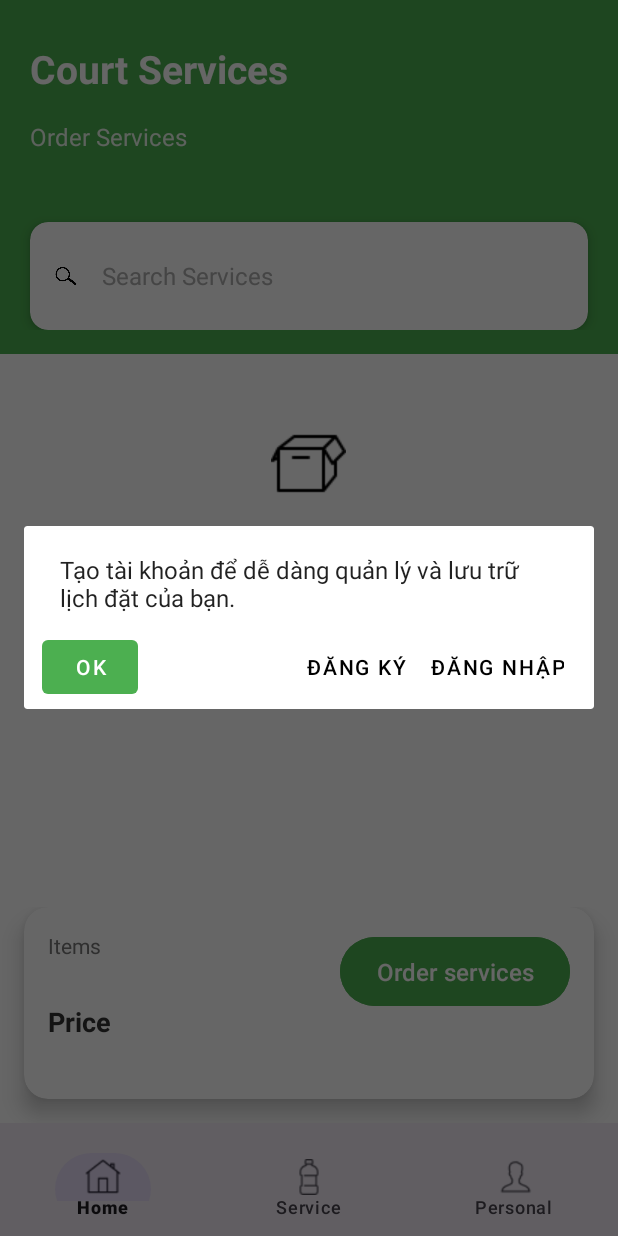
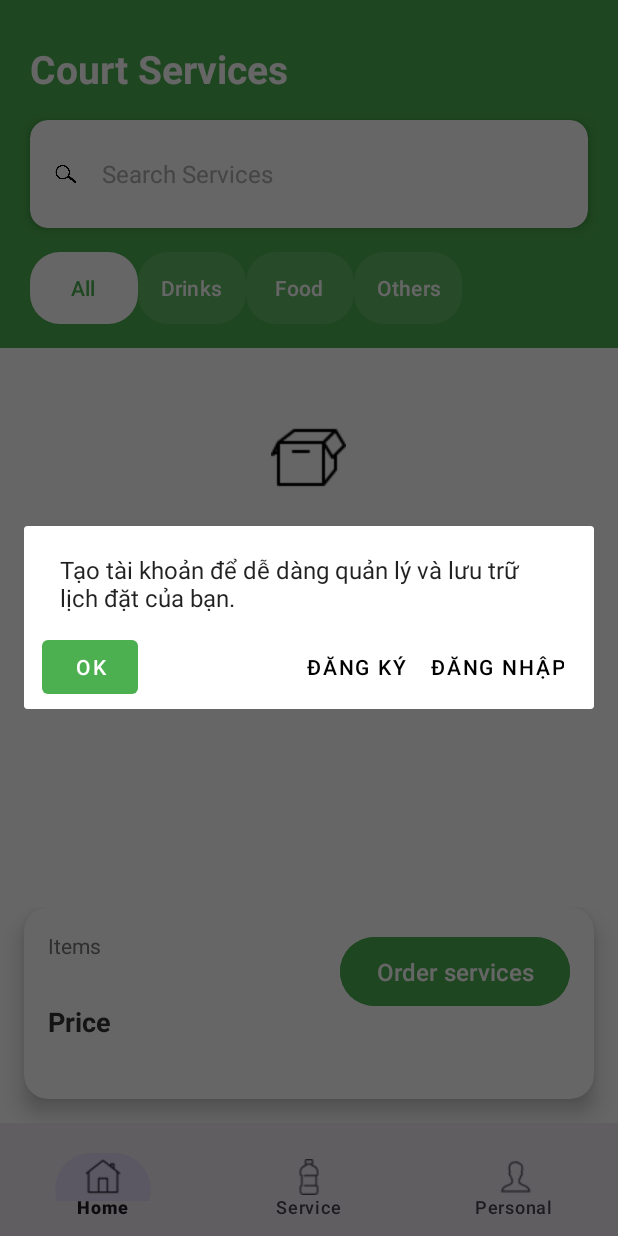
Before and after one commit to LBHai/Pickleball-Court-Management-System, an Android app: the fragment ServiceActivity placed in its activity, on a phone screen of 412 x 824 dp. Run offline under Robolectric (Android 15) with nearby library versions, the phone set to English and light mode, and no system bars; our stand-ins replace CircleImageView; libraries missing offline, so code that uses them is left out: com.nex3z.notificationbadge; network calls fail; pictures from the network do not load; 2 statements that could not run were skipped.

Commit message:
update service

```diff
--- a/app/src/main/java/Data/Network/ApiService.java
+++ b/app/src/main/java/Data/Network/ApiService.java
@@ -19,7 +19,6 @@ import Data.Model.MyInfoResponse;
 import Data.Model.NotificationRequest;
 import Data.Model.NotificationResponse;
 import Data.Model.Orders;
-import Data.Model.QRPaymentRemaining;
 import Data.Model.Service;
 import Data.Model.ServiceOrderRequest;
 import Data.Model.StudentRegistrationRequest;
--- a/app/src/main/java/UI/Activity/DetailBookingActivity.java
+++ b/app/src/main/java/UI/Activity/DetailBookingActivity.java
@@ -37,11 +37,8 @@ import java.util.Map;
 import java.util.Set;
 import java.util.TimeZone;
 import java.util.TreeSet;
-
-import Data.Model.CreateOrderResponse;
 import Data.Model.OrderDetail;
 import Data.Model.Orders;
-import Data.Model.QRPaymentRemaining;
 import Data.Model.Service;
 import Data.Model.ServiceDetail;
 import Data.Model.Transaction;
--- a/app/src/main/res/layout/activity_service.xml
+++ b/app/src/main/res/layout/activity_service.xml
@@ -31,35 +31,25 @@
                     android:layout_height="wrap_content"
                     android:layout_marginStart="20dp"
                     android:layout_marginTop="28dp"
-                    android:text="@string/service_title"                    android:textColor="@android:color/white"
+                    android:text="@string/service_title"
+                    android:textColor="@android:color/white"
                     android:textSize="26sp"
                     android:textStyle="bold"
                     app:layout_constraintStart_toStartOf="parent"
                     app:layout_constraintTop_toTopOf="parent" />
-
-                <TextView
-                    android:id="@+id/tvSubtitle"
-                    android:layout_width="wrap_content"
-                    android:layout_height="wrap_content"
-                    android:layout_marginStart="20dp"
-                    android:layout_marginTop="4dp"
-                    android:text="@string/service_subtitle"                    android:textColor="#E0FFFFFF"
-                    android:textSize="16sp"
-                    app:layout_constraintStart_toStartOf="parent"
-                    app:layout_constraintTop_toBottomOf="@id/tvTitle" />
 
                 <androidx.cardview.widget.CardView
                     android:id="@+id/cardSearch"
                     android:layout_width="match_parent"
                     android:layout_height="wrap_content"
                     android:layout_marginStart="20dp"
-                    android:layout_marginTop="20dp"
+                    android:layout_marginTop="4dp"
                     android:layout_marginEnd="20dp"
                     app:cardCornerRadius="12dp"
                     app:cardElevation="4dp"
                     app:layout_constraintEnd_toEndOf="parent"
                     app:layout_constraintStart_toStartOf="parent"
-                    app:layout_constraintTop_toBottomOf="@id/tvSubtitle">
+                    app:layout_constraintTop_toBottomOf="@id/tvTitle">
 
                     <LinearLayout
                         android:layout_width="match_parent"
@@ -81,7 +71,8 @@
                             android:layout_height="wrap_content"
                             android:layout_weight="1"
                             android:background="@null"
-                            android:hint="@string/search_hint"                            android:imeOptions="actionSearch"
+                            android:hint="@string/search_hint"
+                            android:imeOptions="actionSearch"
                             android:inputType="text"
                             android:textColor="#333333"
                             android:textColorHint="#ADADAD"
@@ -98,6 +89,43 @@
                     </LinearLayout>
                 </androidx.cardview.widget.CardView>
 
+                <com.google.android.material.tabs.TabLayout
+                    android:id="@+id/tabLayout"
+                    android:layout_width="match_parent"
+                    android:layout_height="wrap_content"
+                    android:layout_marginStart="20dp"
+                    android:layout_marginTop="16dp"
+                    android:layout_marginEnd="20dp"
+                    android:background="@android:color/transparent"
+                    app:tabBackground="@drawable/tab_background_selector"
+                    app:tabIndicatorHeight="0dp"
+                    app:tabMode="scrollable"
+                    app:tabSelectedTextColor="@color/green"
+                    app:tabTextColor="#FFFFFF"
+                    app:layout_constraintEnd_toEndOf="parent"
+                    app:layout_constraintStart_toStartOf="parent"
+                    app:layout_constraintTop_toBottomOf="@id/cardSearch">
+
+                    <com.google.android.material.tabs.TabItem
+                        android:layout_width="wrap_content"
+                        android:layout_height="wrap_content"
+                        android:text="@string/tab_all"  />
+
+                    <com.google.android.material.tabs.TabItem
+                        android:layout_width="wrap_content"
+                        android:layout_height="wrap_content"
+                        android:text="@string/tab_drinks" />
+
+                    <com.google.android.material.tabs.TabItem
+                        android:layout_width="wrap_content"
+                        android:layout_height="wrap_content"
+                        android:text="@string/tab_foods" />
+
+                    <com.google.android.material.tabs.TabItem
+                        android:layout_width="wrap_content"
+                        android:layout_height="wrap_content"
+                        android:text="@string/tab_others" />
+                </com.google.android.material.tabs.TabLayout>
 
             </androidx.constraintlayout.widget.ConstraintLayout>
         </com.google.android.material.appbar.CollapsingToolbarLayout>
@@ -135,7 +163,8 @@
                 android:drawableTop="@drawable/empty_box"
                 android:drawablePadding="16dp"
                 android:gravity="center"
-                android:text="@string/empty_services"                android:textColor="#757575"
+                android:text="@string/empty_services"
+                android:textColor="#757575"
                 android:textSize="16sp"
                 android:visibility="gone"
                 app:layout_constraintBottom_toBottomOf="parent"
@@ -200,7 +229,8 @@
                         android:id="@+id/tvItemCount"
                         android:layout_width="wrap_content"
                         android:layout_height="wrap_content"
-                        android:text="@string/items_count"                        android:textColor="#757575"
+                        android:text="@string/items_count"
+                        android:textColor="#757575"
                         android:textSize="14sp" />
 
                     <TextView
@@ -220,7 +250,8 @@
                     android:backgroundTint="@color/green"
                     android:paddingHorizontal="24dp"
                     android:paddingVertical="12dp"
-                    android:text="@string/order_services"                    android:textAllCaps="false"
+                    android:text="@string/order_services"
+                    android:textAllCaps="false"
                     android:textColor="@android:color/white"
                     android:textSize="16sp"
                     app:cornerRadius="24dp" />
```
Also changed, not shown: app/src/main/java/UI/Activity/ConfirmActivity.java (+7 -7 lines), app/src/main/java/UI/Activity/ServiceActivity.java (+70 -49 lines), app/src/main/java/UI/Adapter/ServiceAdapter.java (+95 -65 lines), app/src/main/java/UI/Fragment/AccountFragment.java (+4 -3 lines), app/src/main/java/Data/Model/QRPaymentRemaining.java (renamed from app/src/main/java/UI/Activity/QRPaymentRemaining.java).
